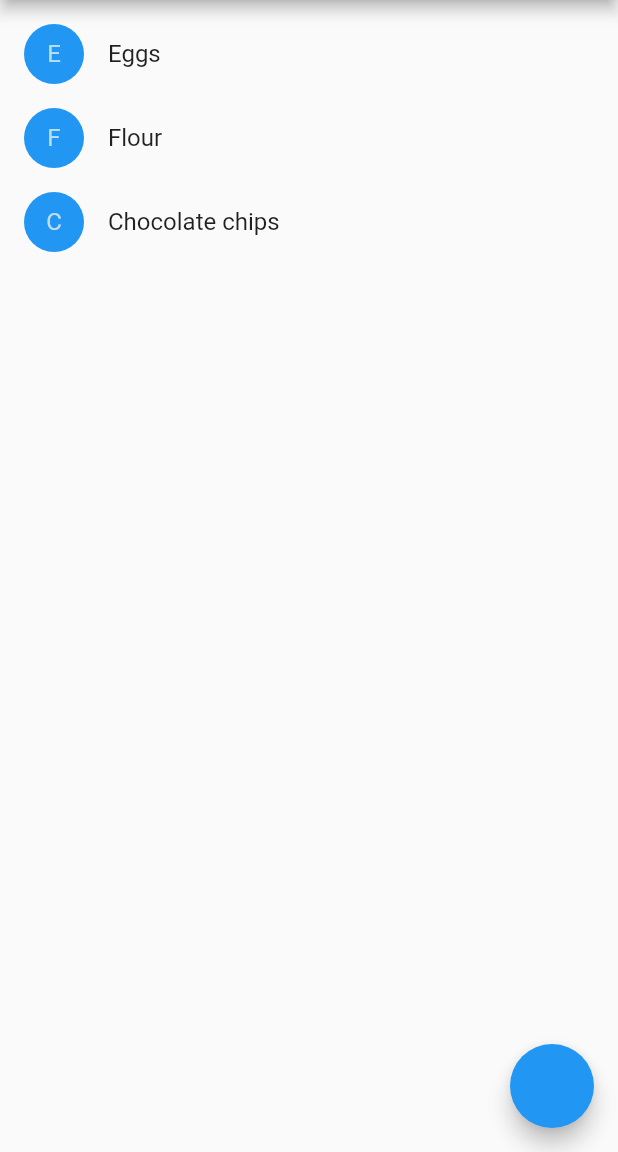
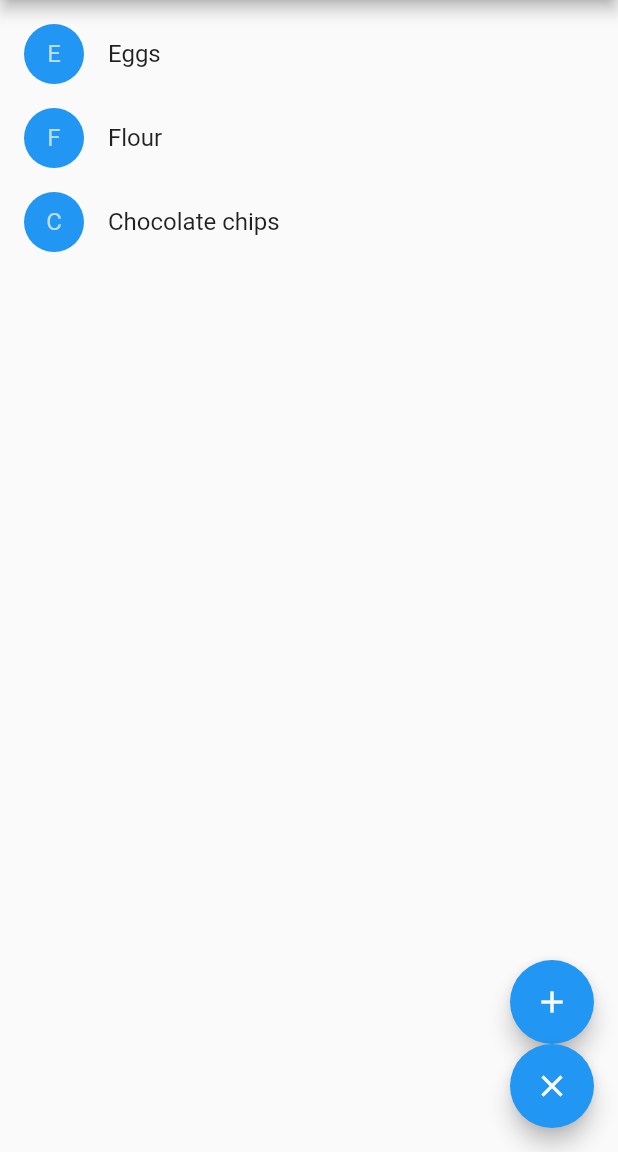
Before and after one commit to DhanaSekharM/Flutter, a Flutter app: the screen it shows after launch, on a phone screen of 412 x 824 dp, the part 84-1236 px from its top. Run offline on Flutter 3.47's test engine with Material 2 defaults, Android fonts, the phone set to English and light mode, and no system bars.

Commit message:
Add clear option

```diff
--- a/lib/Combined.dart
+++ b/lib/Combined.dart
@@ -91,6 +91,12 @@ class _ShoppingListState extends State<ShoppingList> {
     });
   }
 
+  void _handleClearThemAll() {
+    setState(() {
+      widget.products.clear();
+    });
+  }
+
   @override
   Widget build(BuildContext context) {
     return Scaffold(
@@ -108,7 +114,11 @@ class _ShoppingListState extends State<ShoppingList> {
           );
         }).toList(),
       ),
-      floatingActionButton: FloatingActionButton(
+      floatingActionButton: Column(
+        mainAxisAlignment: MainAxisAlignment.end,
+        children: <Widget>[
+          FloatingActionButton(
+            child: Icon(Icons.add),
             onPressed: () {
 //          _handleAddItem(Product(name: 'item'));
               showDialog(
@@ -136,6 +146,14 @@ class _ShoppingListState extends State<ShoppingList> {
               );
             },
           ),
+          FloatingActionButton(
+            child: Icon(Icons.clear),
+            onPressed: () {
+              _handleClearThemAll();
+            },
+          )
+        ],
+      )
     );
   }
 }
```
Lines whose indentation alone changed are shown as unchanged.
